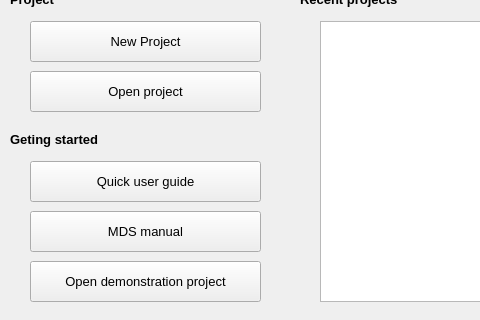
Old version of the form IDE/GUI/widgets/WelcomeScr/welcomescr.ui in the repository AbyssAbbeba/MDS-picoblaze-AVR-ide; both pictures show x 0 to 480 and y 149 to 469 of the 585 by 469 pixel window.
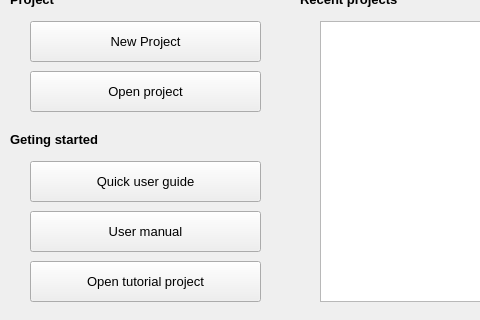
New version of the form.

Patch:
```diff
--- a/IDE/GUI/widgets/WelcomeScr/welcomescr.ui
+++ b/IDE/GUI/widgets/WelcomeScr/welcomescr.ui
@@ -118,7 +118,7 @@
     </font>
    </property>
    <property name="text">
-    <string>MDS manual</string>
+    <string>User manual</string>
    </property>
   </widget>
   <widget class="QPushButton" name="btnExample">
@@ -136,7 +136,7 @@
     </font>
    </property>
    <property name="text">
-    <string>Open demonstration project</string>
+    <string>Open tutorial project</string>
    </property>
   </widget>
   <widget class="QListWidget" name="lstProjects">
```
